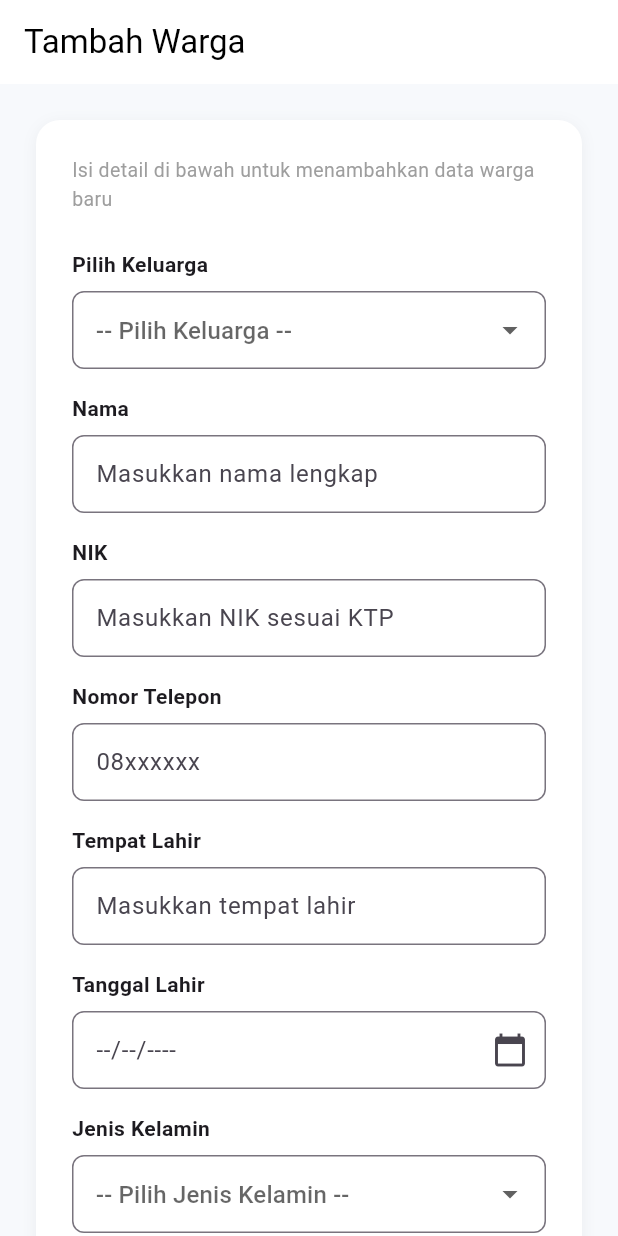
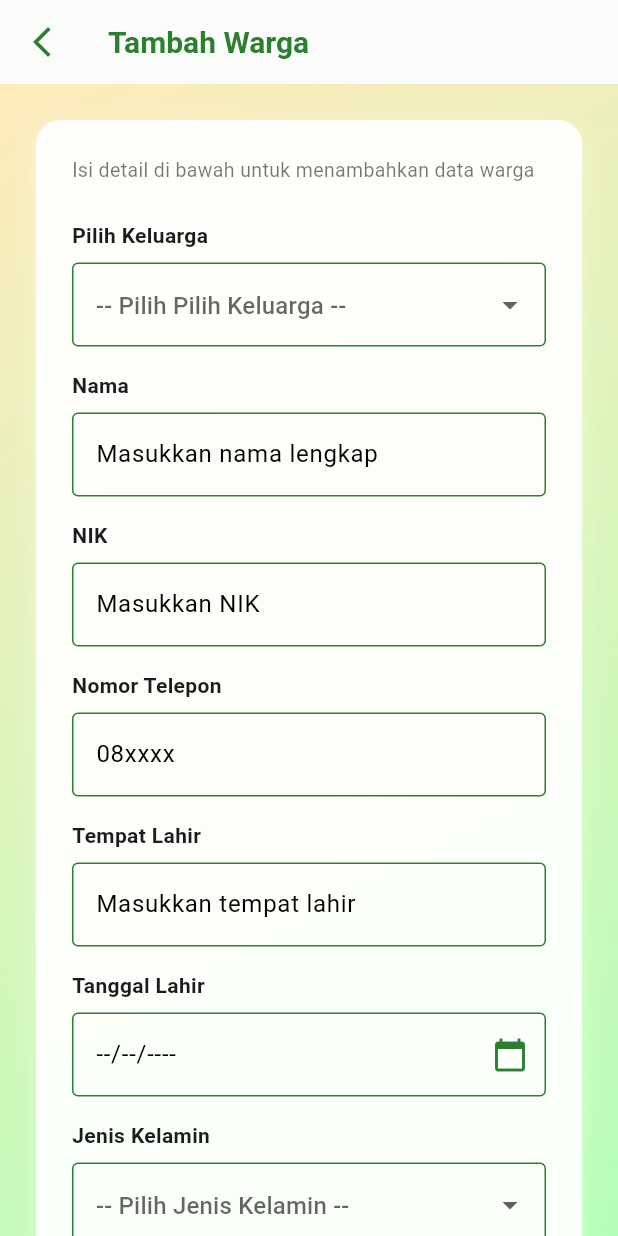
Before and after one commit to rockhubzz/Jawara, a Flutter app: the TambahWargaPage screen opened by its route, on a phone screen of 412 x 824 dp. Run offline on Flutter 3.47's test engine with Material 3 defaults, Android fonts, the phone set to English and light mode, and no system bars; our stand-ins replace fl_chart, go_router, image_picker.

Commit message:
fitur tambah warga (ada loading saat klik tombol)

```diff
--- a/lib/data_warga_rumah/tambahWarga_page.dart
+++ b/lib/data_warga_rumah/tambahWarga_page.dart
@@ -1,6 +1,5 @@
 import 'package:flutter/material.dart';
 import 'package:go_router/go_router.dart';
-import 'package:jawara/widgets/appDrawer.dart';
 
 class TambahWargaPage extends StatefulWidget {
   const TambahWargaPage({super.key});
@@ -12,14 +11,14 @@ class TambahWargaPage extends StatefulWidget {
 class _TambahWargaPageState extends State<TambahWargaPage> {
   final _formKey = GlobalKey<FormState>();
 
-  // Controller
   final _namaController = TextEditingController();
   final _nikController = TextEditingController();
   final _teleponController = TextEditingController();
   final _tempatLahirController = TextEditingController();
   final _tanggalLahirController = TextEditingController();
+  bool isLoadingSubmit = false;
+  bool isLoadingReset = false;
 
-  // Dropdown values
   String? _keluarga;
   String? _jenisKelamin;
   String? _agama;
@@ -29,7 +28,11 @@ class _TambahWargaPageState extends State<TambahWargaPage> {
   String? _pekerjaan;
   String? _status;
 
-  void _resetForm() {
+  void _resetForm() async {
+    setState(() => isLoadingReset = true);
+
+    await Future.delayed(const Duration(seconds: 1));
+
     _formKey.currentState?.reset();
     _namaController.clear();
     _nikController.clear();
@@ -46,116 +49,188 @@ class _TambahWargaPageState extends State<TambahWargaPage> {
       _pekerjaan = null;
       _status = null;
     });
+
+    setState(() => isLoadingReset = false);
   }
 
-  void _submitForm() {
-    if (_formKey.currentState!.validate()) {
-      ScaffoldMessenger.of(context).showSnackBar(
-        const SnackBar(
-          content: Text("Data warga berhasil disimpan!"),
-          backgroundColor: Colors.green,
-        ),
-      );
-    }
+  void _submitForm() async {
+    setState(() => isLoadingSubmit = true);
+
+    await Future.delayed(const Duration(seconds: 2)); // simulasi loading
+
+    setState(() => isLoadingSubmit = false);
+
+    // lanjut validasi atau kirim ke backend nanti
   }
 
   Future<void> _pickDate() async {
-    DateTime? pickedDate = await showDatePicker(
+    final DateTime? picked = await showDatePicker(
       context: context,
-      initialDate: DateTime(2000),
-      firstDate: DateTime(1950),
-      lastDate: DateTime.now(),
+      initialDate: DateTime.now(),
+      firstDate: DateTime(1900),
+      lastDate: DateTime(2100),
+      helpText: "Pilih Tanggal Lahir",
+      builder: (context, child) {
+        return Theme(
+          data: Theme.of(context).copyWith(
+            colorScheme: const ColorScheme.light(
+              primary: Color(0xFF2E7D32), // Header background + warna utama
+              onPrimary: Colors.white, // Warna teks di header
+              onSurface: Colors.black, // Warna teks tanggal
+            ),
+            textButtonTheme: TextButtonThemeData(
+              style: TextButton.styleFrom(
+                foregroundColor: Color(0xFF2E7D32), // Tombol OK & Batal
+              ),
+            ),
+          ),
+          child: child!,
         );
-    if (pickedDate != null) {
+      },
+    );
+
+    if (picked != null) {
       setState(() {
         _tanggalLahirController.text =
-            "${pickedDate.day}/${pickedDate.month}/${pickedDate.year}";
+            "${picked.day.toString().padLeft(2, '0')}-"
+            "${picked.month.toString().padLeft(2, '0')}-"
+            "${picked.year}";
       });
     }
   }
 
   @override
   Widget build(BuildContext context) {
-    return Scaffold(
-      backgroundColor: const Color(0xFFF7F9FC),
+    return Theme(
+      data: Theme.of(context).copyWith(
+        colorScheme: const ColorScheme.light(
+          primary: Color(0xFF2E7D32), // warna border fokus
+        ),
+        inputDecorationTheme: const InputDecorationTheme(
+          focusedBorder: OutlineInputBorder(
+            borderSide: BorderSide(color: Color(0xFF2E7D32), width: 2),
+          ),
+          enabledBorder: OutlineInputBorder(
+            borderSide: BorderSide(color: Color(0xFF2E7D32)),
+          ),
+          border: OutlineInputBorder(
+            borderSide: BorderSide(color: Color(0xFF2E7D32)),
+          ),
+        ),
+      ),
+      child: Scaffold(
+        backgroundColor: Colors.transparent,
+
+        // ================= APPBAR BARU ==================
         appBar: AppBar(
+          backgroundColor: Colors.white,
+          elevation: 0.5,
+          leading: IconButton(
+            icon: const Icon(
+              Icons.arrow_back_ios_new,
+              color: Color(0xFF2E7D32),
+            ),
+            onPressed: () => context.go('/beranda/semua_menu'),
+          ),
           title: const Text(
             "Tambah Warga",
-          style: TextStyle(color: Colors.black),
+            style: TextStyle(
+              fontSize: 20,
+              fontWeight: FontWeight.bold,
+              color: Color(0xFF2E7D32),
             ),
-        backgroundColor: Colors.white,
-        elevation: 0,
-        iconTheme: const IconThemeData(color: Colors.black),
           ),
-      body: Center(
+          centerTitle: false,
+        ),
+
+        body: Container(
+          decoration: const BoxDecoration(
+            gradient: LinearGradient(
+              begin: Alignment.topLeft,
+              end: Alignment.bottomRight,
+              colors: [
+                Color.fromARGB(255, 255, 235, 188),
+                Color.fromARGB(255, 181, 255, 183),
+              ],
+            ),
+          ),
           child: SingleChildScrollView(
             padding: const EdgeInsets.all(24),
+            child: Center(
               child: Container(
                 constraints: const BoxConstraints(maxWidth: 500),
                 padding: const EdgeInsets.all(24),
+
+                // CARD FORM BERGAYA BARU
                 decoration: BoxDecoration(
-              color: Colors.white,
+                  color: Colors.white.withOpacity(0.9),
                   borderRadius: BorderRadius.circular(16),
                   boxShadow: [
                     BoxShadow(
-                  color: Colors.black.withOpacity(0.05),
-                  blurRadius: 8,
-                  offset: const Offset(0, 2),
+                      color: Colors.white.withOpacity(0.3),
+                      blurRadius: 12,
+                      spreadRadius: 2,
+                      offset: const Offset(0, 4),
                     ),
                   ],
                 ),
+
                 child: Form(
                   key: _formKey,
                   child: Column(
                     crossAxisAlignment: CrossAxisAlignment.start,
                     children: [
                       const Text(
-                    "Isi detail di bawah untuk menambahkan data warga baru",
-                    style: TextStyle(fontSize: 13, color: Colors.grey),
+                        "Isi detail di bawah untuk menambahkan data warga",
+                        style: TextStyle(fontSize: 13, color: Colors.black54),
                       ),
                       const SizedBox(height: 24),
 
-                  // PILIH KELUARGA
-                  const Text("Pilih Keluarga",
-                      style:
-                          TextStyle(fontSize: 14, fontWeight: FontWeight.w600)),
-                  const SizedBox(height: 8),
-                  DropdownButtonFormField<String>(
-                    value: _keluarga,
-                    decoration: _inputDecoration("-- Pilih Keluarga --"),
-                    items: ["Keluarga A", "Keluarga B", "Keluarga C"]
-                        .map((e) => DropdownMenuItem(value: e, child: Text(e)))
-                        .toList(),
-                    onChanged: (val) => setState(() => _keluarga = val),
-                    validator: (val) =>
-                        val == null ? "Pilih salah satu keluarga" : null,
+                      // === DROPDOWN KELUARGA ===
+                      _buildDropdown("Pilih Keluarga", _keluarga, [
+                        "Keluarga A",
+                        "Keluarga B",
+                        "Keluarga C",
+                      ], (v) => _keluarga = v),
+
+                      _buildTextField(
+                        "Nama",
+                        _namaController,
+                        hint: "Masukkan nama lengkap",
                       ),
                       const SizedBox(height: 16),
 
-                  // NAMA
-                  _buildTextField("Nama", _namaController,
-                      hint: "Masukkan nama lengkap"),
+                      _buildTextField(
+                        "NIK",
+                        _nikController,
+                        hint: "Masukkan NIK",
+                        keyboard: TextInputType.number,
+                      ),
                       const SizedBox(height: 16),
 
-                  // NIK
-                  _buildTextField("NIK", _nikController,
-                      hint: "Masukkan NIK sesuai KTP", keyboard: TextInputType.number),
+                      _buildTextField(
+                        "Nomor Telepon",
+                        _teleponController,
+                        hint: "08xxxx",
+                        keyboard: TextInputType.phone,
+                      ),
                       const SizedBox(height: 16),
 
-                  // NOMOR TELEPON
-                  _buildTextField("Nomor Telepon", _teleponController,
-                      hint: "08xxxxxx", keyboard: TextInputType.phone),
+                      _buildTextField(
+                        "Tempat Lahir",
+                        _tempatLahirController,
+                        hint: "Masukkan tempat lahir",
+                      ),
                       const SizedBox(height: 16),
 
-                  // TEMPAT LAHIR
-                  _buildTextField("Tempat Lahir", _tempatLahirController,
-                      hint: "Masukkan tempat lahir"),
-                  const SizedBox(height: 16),
-
-                  // TANGGAL LAHIR
-                  const Text("Tanggal Lahir",
-                      style:
-                          TextStyle(fontSize: 14, fontWeight: FontWeight.w600)),
+                      // === TANGGAL LAHIR ===
+                      const Text(
+                        "Tanggal Lahir",
+                        style: TextStyle(
+                          fontSize: 14,
+                          fontWeight: FontWeight.w600,
+                        ),
+                      ),
                       const SizedBox(height: 8),
                       TextFormField(
                         controller: _tanggalLahirController,
@@ -163,79 +238,147 @@ class _TambahWargaPageState extends State<TambahWargaPage> {
                         decoration: InputDecoration(
                           hintText: "--/--/----",
                           suffixIcon: IconButton(
-                        icon: const Icon(Icons.calendar_today),
+                            icon: const Icon(
+                              Icons.calendar_today,
+                              color: Color(0xFF2E7D32), // Ikon hijau
+                            ),
                             onPressed: _pickDate,
                           ),
                           border: OutlineInputBorder(
-                        borderRadius: BorderRadius.circular(8),
-                      ),
-                      contentPadding: const EdgeInsets.symmetric(
-                          horizontal: 12, vertical: 14),
+                            borderRadius: BorderRadius.circular(10),
+                            borderSide: const BorderSide(
+                              color: Color(0xFF2E7D32),
                             ),
                           ),
+                          focusedBorder: OutlineInputBorder(
+                            borderRadius: BorderRadius.circular(10),
+                            borderSide: const BorderSide(
+                              color: Color(0xFF2E7D32),
+                              width: 2,
+                            ),
+                          ),
+                        ),
+                        validator: (v) => v == null || v.isEmpty
+                            ? "Pilih tanggal lahir"
+                            : null,
+                      ),
+
                       const SizedBox(height: 16),
 
-                  // DROPDOWN LANJUTAN
                       _buildDropdown("Jenis Kelamin", _jenisKelamin, [
                         "Laki-laki",
-                    "Perempuan"
-                  ], (val) => _jenisKelamin = val),
+                        "Perempuan",
+                      ], (v) => _jenisKelamin = v),
+
                       _buildDropdown("Agama", _agama, [
                         "Islam",
                         "Kristen",
                         "Katolik",
                         "Hindu",
-                    "Budha"
-                  ], (val) => _agama = val),
-                  _buildDropdown("Golongan Darah", _golonganDarah,
-                      ["A", "B", "AB", "O"], (val) => _golonganDarah = val),
-                  _buildDropdown("Peran Keluarga", _peranKeluarga,
-                      ["Ayah", "Ibu", "Anak"], (val) => _peranKeluarga = val),
+                        "Budha",
+                      ], (v) => _agama = v),
+
+                      _buildDropdown("Golongan Darah", _golonganDarah, [
+                        "A",
+                        "B",
+                        "AB",
+                        "O",
+                      ], (v) => _golonganDarah = v),
+
+                      _buildDropdown("Peran Keluarga", _peranKeluarga, [
+                        "Ayah",
+                        "Ibu",
+                        "Anak",
+                      ], (v) => _peranKeluarga = v),
+
                       _buildDropdown("Pendidikan Terakhir", _pendidikan, [
                         "SD",
                         "SMP",
                         "SMA",
                         "Diploma",
-                    "Sarjana"
-                  ], (val) => _pendidikan = val),
+                        "Sarjana",
+                      ], (v) => _pendidikan = v),
+
                       _buildDropdown("Pekerjaan", _pekerjaan, [
                         "Pelajar",
                         "Karyawan",
                         "Wiraswasta",
-                    "Lainnya"
-                  ], (val) => _pekerjaan = val),
-                  _buildDropdown("Status", _status,
-                      ["Menikah", "Belum Menikah"], (val) => _status = val),
+                        "Lainnya",
+                      ], (v) => _pekerjaan = v),
+
+                      _buildDropdown("Status", _status, [
+                        "Menikah",
+                        "Belum Menikah",
+                      ], (v) => _status = v),
 
                       const SizedBox(height: 24),
 
-                  // TOMBOL
+                      // ================= BUTTON =================
                       Row(
+                        mainAxisAlignment: MainAxisAlignment.end,
                         children: [
+                          // === SUBMIT BUTTON ===
                           ElevatedButton(
-                        onPressed: _submitForm,
+                            onPressed: isLoadingSubmit ? null : _submitForm,
                             style: ElevatedButton.styleFrom(
-                          backgroundColor: const Color(0xFF6C63FF),
+                              backgroundColor: const Color(0xFF2E7D32),
                               padding: const EdgeInsets.symmetric(
-                              horizontal: 24, vertical: 12),
+                                horizontal: 24,
+                                vertical: 12,
+                              ),
                               shape: RoundedRectangleBorder(
-                            borderRadius: BorderRadius.circular(8),
+                                borderRadius: BorderRadius.circular(10),
                               ),
                             ),
-                        child: const Text("Submit",
-                            style: TextStyle(color: Colors.white)),
+                            child: isLoadingSubmit
+                                ? const SizedBox(
+                                    height: 20,
+                                    width: 20,
+                                    child: CircularProgressIndicator(
+                                      strokeWidth: 2,
+                                      color: Colors.white,
                                     ),
-                      const SizedBox(width: 12),
-                      OutlinedButton(
-                        onPressed: _resetForm,
-                        style: OutlinedButton.styleFrom(
-                          padding: const EdgeInsets.symmetric(
-                              horizontal: 24, vertical: 12),
-                          shape: RoundedRectangleBorder(
-                            borderRadius: BorderRadius.circular(8),
+                                  )
+                                : const Text(
+                                    "Submit",
+                                    style: TextStyle(
+                                      color: Colors.white,
+                                      fontWeight: FontWeight.bold,
                                     ),
                                   ),
-                        child: const Text("Reset"),
+                          ),
+
+                          const SizedBox(width: 12),
+
+                          // === RESET BUTTON ===
+                          OutlinedButton(
+                            onPressed: isLoadingReset ? null : _resetForm,
+                            style: OutlinedButton.styleFrom(
+                              side: const BorderSide(color: Color(0xFF2E7D32)),
+                              shape: RoundedRectangleBorder(
+                                borderRadius: BorderRadius.circular(10),
+                              ),
+                              padding: const EdgeInsets.symmetric(
+                                horizontal: 24,
+                                vertical: 12,
+                              ),
+                            ),
+                            child: isLoadingReset
+                                ? const SizedBox(
+                                    height: 20,
+                                    width: 20,
+                                    child: CircularProgressIndicator(
+                                      strokeWidth: 2,
+                                      color: Color(0xFF2E7D32),
+                                    ),
+                                  )
+                                : const Text(
+                                    "Reset",
+                                    style: TextStyle(
+                                      color: Color(0xFF2E7D32),
+                                      fontWeight: FontWeight.bold,
+                                    ),
+                                  ),
                           ),
                         ],
                       ),
@@ -245,75 +388,83 @@ class _TambahWargaPageState extends State<TambahWargaPage> {
               ),
             ),
           ),
+        ),
+      ),
     );
   }
 
-  // Helper untuk input text
-  Widget _buildTextField(String label, TextEditingController controller,
-      {String? hint, TextInputType keyboard = TextInputType.text}) {
+  // ==================== Helper ====================
+
+  Widget _buildTextField(
+    String label,
+    TextEditingController controller, {
+    String? hint,
+    TextInputType keyboard = TextInputType.text,
+  }) {
     return Column(
       crossAxisAlignment: CrossAxisAlignment.start,
       children: [
-        Text(label,
-            style:
-                const TextStyle(fontSize: 14, fontWeight: FontWeight.w600)),
+        Text(
+          label,
+          style: const TextStyle(fontSize: 14, fontWeight: FontWeight.w600),
+        ),
         const SizedBox(height: 8),
         TextFormField(
           controller: controller,
           keyboardType: keyboard,
           decoration: InputDecoration(
             hintText: hint,
-            border: OutlineInputBorder(
-              borderRadius: BorderRadius.circular(8),
+            border: OutlineInputBorder(borderRadius: BorderRadius.circular(10)),
           ),
-            contentPadding:
-                const EdgeInsets.symmetric(horizontal: 12, vertical: 14),
-          ),
-          validator: (value) {
-            if (value == null || value.isEmpty) {
-              return '$label tidak boleh kosong';
-            }
-            return null;
-          },
+          validator: (v) =>
+              v == null || v.isEmpty ? "$label tidak boleh kosong" : null,
         ),
       ],
     );
   }
 
-  // Helper untuk dropdown
-  Widget _buildDropdown(String label, String? value, List<String> items,
-      Function(String?) onChanged) {
+  Widget _buildDropdown(
+    String label,
+    String? value,
+    List<String> items,
+    Function(String?) onChanged,
+  ) {
     return Padding(
       padding: const EdgeInsets.only(bottom: 16),
       child: Column(
         crossAxisAlignment: CrossAxisAlignment.start,
         children: [
-          Text(label,
-              style: const TextStyle(
-                  fontSize: 14, fontWeight: FontWeight.w600)),
+          Text(
+            label,
+            style: const TextStyle(fontSize: 14, fontWeight: FontWeight.w600),
+          ),
           const SizedBox(height: 8),
           DropdownButtonFormField<String>(
             value: value,
-            decoration: _inputDecoration("-- Pilih $label --"),
+            decoration: InputDecoration(
+              hintText: "-- Pilih $label --",
+              border: OutlineInputBorder(
+                borderRadius: BorderRadius.circular(10),
+              ),
+            ),
             items: items
                 .map((e) => DropdownMenuItem(value: e, child: Text(e)))
                 .toList(),
-            onChanged: (val) => setState(() => onChanged(val)),
-            validator: (val) => val == null ? "Pilih $label" : null,
+            onChanged: (v) => setState(() => onChanged(v)),
+            validator: (v) => v == null ? "Pilih $label" : null,
           ),
         ],
       ),
     );
   }
 
-  InputDecoration _inputDecoration(String hint) {
-    return InputDecoration(
-      hintText: hint,
-      border: OutlineInputBorder(
-        borderRadius: BorderRadius.circular(8),
-      ),
-      contentPadding:
-          const EdgeInsets.symmetric(horizontal: 12, vertical: 14),
+  Widget _rowTwo(Widget left, Widget right) {
+    return Row(
+      children: [
+        Expanded(child: left),
+        const SizedBox(width: 16),
+        Expanded(child: right),
+      ],
     );
   }
 }
--- a/lib/pages/semua_menu_page.dart
+++ b/lib/pages/semua_menu_page.dart
@@ -11,10 +11,25 @@ class SemuaMenuPage extends StatelessWidget {
   Widget build(BuildContext context) {
     return Scaffold(
       appBar: AppBar(
-        title: const Text("Semua Menu"),
-        backgroundColor: Colors.grey[200],
-        centerTitle: true,
-      ),
+          backgroundColor: Colors.white,
+          elevation: 0.5,
+          leading: IconButton(
+            icon: const Icon(
+              Icons.arrow_back_ios_new,
+              color: Color(0xFF2E7D32),
+            ),
+            onPressed: () => context.go('/beranda'),
+          ),
+          title: const Text(
+            "Semua Menu",
+            style: TextStyle(
+              fontSize: 20,
+              fontWeight: FontWeight.bold,
+              color: Color(0xFF2E7D32),
+            ),
+          ),
+          centerTitle: false,
+        ),
 
       body: Container(
         decoration: const BoxDecoration(
```
Lines whose indentation alone changed are shown as unchanged.
